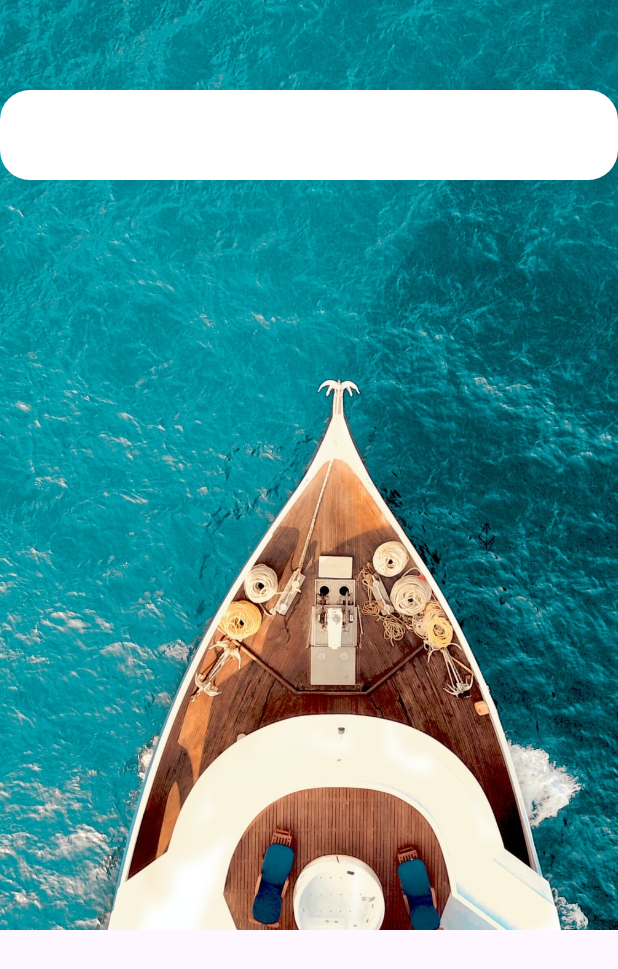
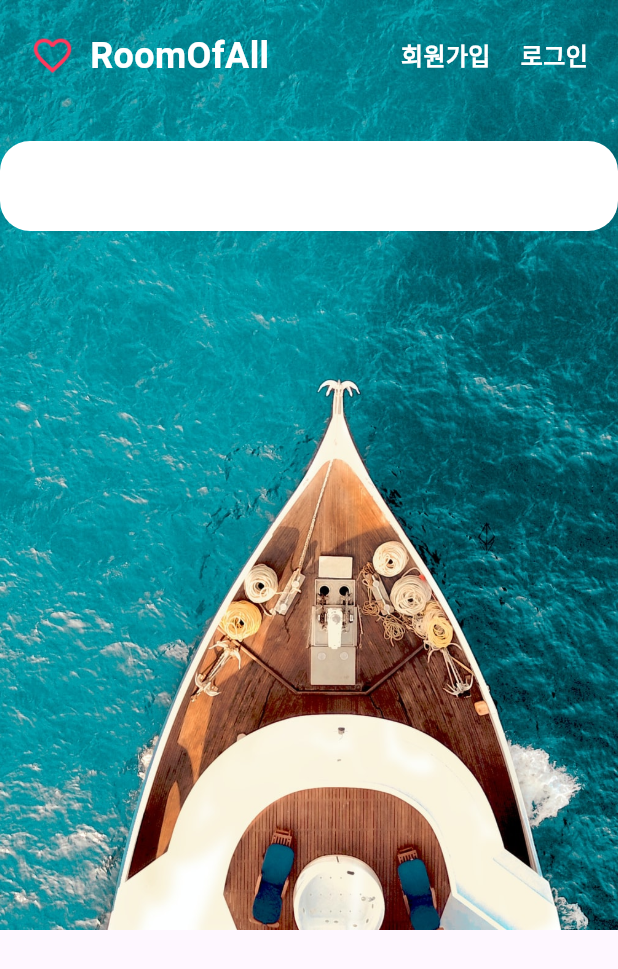
Before and after one commit to hyeonnnit/flutter_airbnbApp, a Flutter app: the screen it shows after launch, on a phone screen of 412 x 824 dp. Shown: the top 969 px of the screen. Run offline on Flutter 3.47's test engine with Material 3 defaults, Android fonts, the phone set to English and light mode, and no system bars.

Commit message:
_buildAppBarLogo, _buildAppBarMenu

```diff
--- a/lib/components/home/home_header_appbar.dart
+++ b/lib/components/home/home_header_appbar.dart
@@ -1,5 +1,8 @@
+import 'package:airbnb_app/constants.dart';
 import 'package:airbnb_app/size.dart';
+import 'package:airbnb_app/styles.dart';
 import 'package:flutter/cupertino.dart';
+import 'package:flutter/material.dart';
 
 class HomeHeaderAppBar extends StatelessWidget {
 
@@ -18,10 +21,36 @@ class HomeHeaderAppBar extends StatelessWidget {
   }
 
   Widget _buildAppBarLogo(){
-    return SizedBox();
+    return Row(
+      children: [
+        Image.asset(
+          "assets/logo.png",
+          width: 30,
+          height: 30,
+          color: kAccentColor,
+        ),
+        SizedBox(width: gap_s),
+        Text(
+            "RoomOfAll",
+          style: h5(mColor: Colors.white),
+        ),
+      ],
+    );
   }
 
   Widget _buildAppBarMenu(){
-    return SizedBox();
+    return Row(
+      children: [
+        Text(
+          "회원가입",
+          style: subtitle1(mColor: Colors.white),
+        ),
+        SizedBox(width: gap_m),
+        Text(
+            "로그인",
+          style: subtitle1(mColor: Colors.white),
+        ),
+      ],
+    );
   }
 }
```
